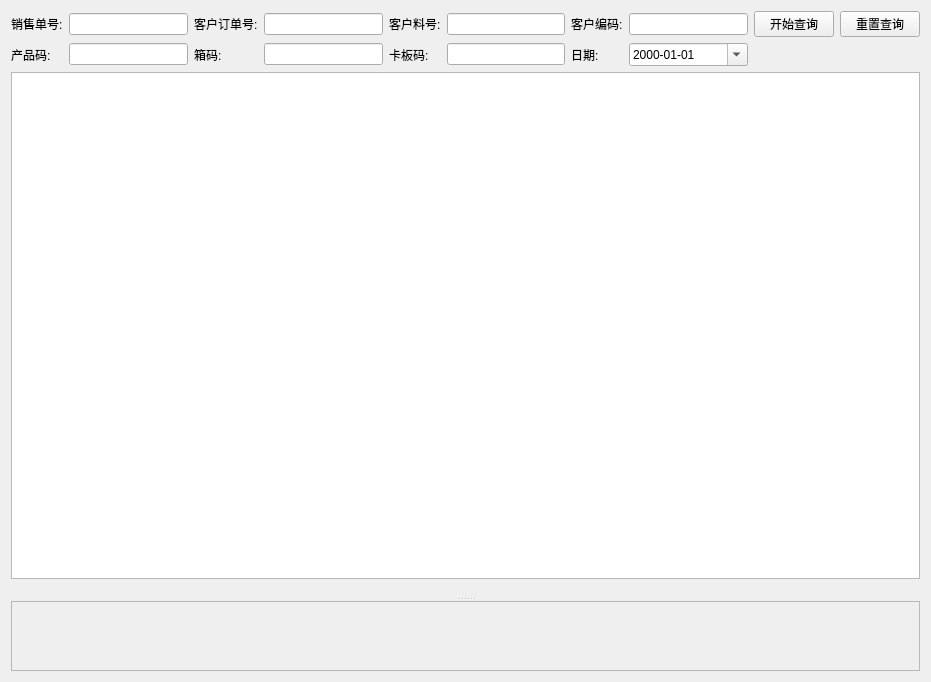
The window that ui/record_frame.ui (izerui/scanrun) describes before a commit, drawn with Qt 5.
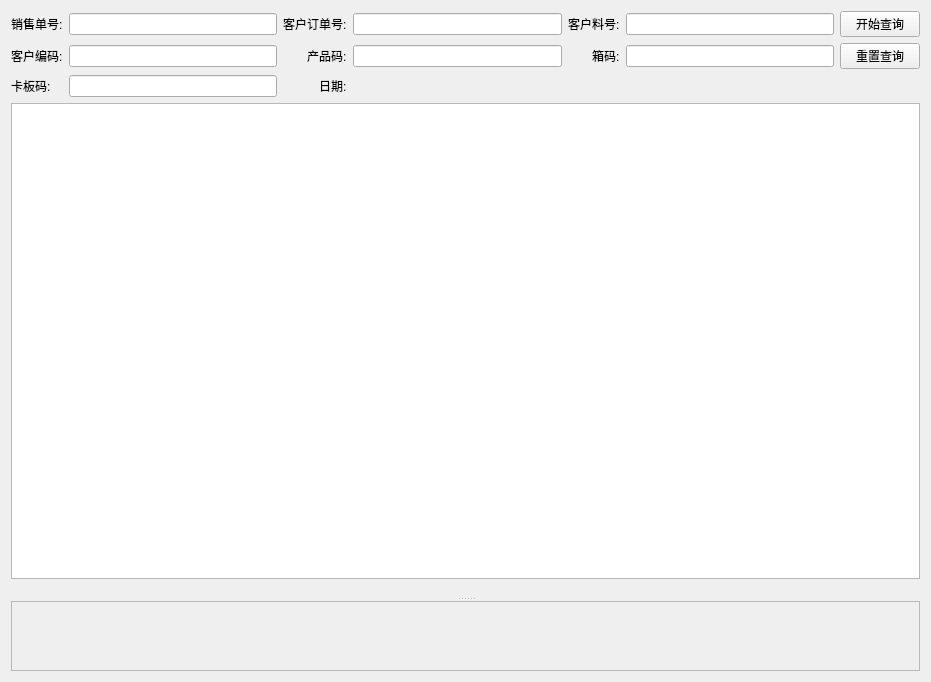
The same window after the commit. Icons and pictures are not drawn. Custom widgets are drawn as their Qt base class.

The edit to the form file:
```diff
--- a/ui/record_frame.ui
+++ b/ui/record_frame.ui
@@ -34,55 +34,55 @@
      <widget class="QWidget" name="verticalLayoutWidget">
       <layout class="QVBoxLayout" name="verticalLayout">
        <item>
-        <layout class="QGridLayout" name="searchLayout">
+        <layout class="QGridLayout" name="searchLayout" rowstretch="0,0,0" columnstretch="0,0,0,0,0,0,0">
+         <property name="sizeConstraint">
+          <enum>QLayout::SetDefaultConstraint</enum>
+         </property>
          <item row="1" column="1">
-          <widget class="QLineEdit" name="UNIT_CODE">
+          <widget class="QLineEdit" name="CUSTOMER_SERIAL">
+           <property name="minimumSize">
+            <size>
+             <width>0</width>
+             <height>0</height>
+            </size>
+           </property>
            <property name="focusPolicy">
             <enum>Qt::ClickFocus</enum>
            </property>
           </widget>
          </item>
          <item row="1" column="6">
+          <widget class="QPushButton" name="pushButton_2">
+           <property name="cursor">
+            <cursorShape>PointingHandCursor</cursorShape>
+           </property>
+           <property name="focusPolicy">
+            <enum>Qt::ClickFocus</enum>
+           </property>
+           <property name="text">
+            <string>重置查询</string>
+           </property>
+           <property name="icon">
+            <iconset>
+             <normalon>:/logo/pic/reset.png</normalon>
+            </iconset>
+           </property>
+          </widget>
+         </item>
+         <item row="1" column="2" alignment="Qt::AlignRight">
+          <widget class="QLabel" name="label">
+           <property name="text">
+            <string>产品码:</string>
+           </property>
+          </widget>
+         </item>
+         <item row="2" column="2" alignment="Qt::AlignRight">
           <widget class="QLabel" name="label_4">
            <property name="text">
             <string>日期:</string>
            </property>
           </widget>
          </item>
-         <item row="0" column="8" alignment="Qt::AlignLeft">
-          <widget class="QPushButton" name="pushButton">
-           <property name="cursor">
-            <cursorShape>PointingHandCursor</cursorShape>
-           </property>
-           <property name="focusPolicy">
-            <enum>Qt::ClickFocus</enum>
-           </property>
-           <property name="text">
-            <string>开始查询</string>
-           </property>
-           <property name="icon">
-            <iconset>
-             <normalon>:/logo/pic/search.png</normalon>
-            </iconset>
-           </property>
-          </widget>
-         </item>
-         <item row="0" column="6" alignment="Qt::AlignRight">
-          <widget class="QLabel" name="label_04">
-           <property name="maximumSize">
-            <size>
-             <width>120</width>
-             <height>16777215</height>
-            </size>
-           </property>
-           <property name="layoutDirection">
-            <enum>Qt::LeftToRight</enum>
-           </property>
-           <property name="text">
-            <string>客户编码:</string>
-           </property>
-          </widget>
-         </item>
          <item row="0" column="4" alignment="Qt::AlignRight">
           <widget class="QLabel" name="label_03">
            <property name="maximumSize">
@@ -99,43 +99,89 @@
            </property>
           </widget>
          </item>
-         <item row="1" column="4">
+         <item row="1" column="0" alignment="Qt::AlignRight">
+          <widget class="QLabel" name="label_04">
+           <property name="maximumSize">
+            <size>
+             <width>120</width>
+             <height>16777215</height>
+            </size>
+           </property>
+           <property name="layoutDirection">
+            <enum>Qt::LeftToRight</enum>
+           </property>
+           <property name="text">
+            <string>客户编码:</string>
+           </property>
+          </widget>
+         </item>
+         <item row="0" column="5">
+          <widget class="QLineEdit" name="CUSTOMER_MATERIAL">
+           <property name="minimumSize">
+            <size>
+             <width>0</width>
+             <height>0</height>
+            </size>
+           </property>
+           <property name="focusPolicy">
+            <enum>Qt::ClickFocus</enum>
+           </property>
+          </widget>
+         </item>
+         <item row="0" column="1">
+          <widget class="QLineEdit" name="ORDER_DOC_NO">
+           <property name="minimumSize">
+            <size>
+             <width>0</width>
+             <height>0</height>
+            </size>
+           </property>
+           <property name="focusPolicy">
+            <enum>Qt::ClickFocus</enum>
+           </property>
+          </widget>
+         </item>
+         <item row="1" column="5">
+          <widget class="QLineEdit" name="BOX_CODE">
+           <property name="focusPolicy">
+            <enum>Qt::ClickFocus</enum>
+           </property>
+          </widget>
+         </item>
+         <item row="2" column="1">
+          <widget class="QLineEdit" name="PALLET_CODE">
+           <property name="focusPolicy">
+            <enum>Qt::ClickFocus</enum>
+           </property>
+          </widget>
+         </item>
+         <item row="2" column="3" colspan="3">
+          <widget class="DateRange" name="dateRange" native="true">
+           <property name="maximumSize">
+            <size>
+             <width>300</width>
+             <height>16777215</height>
+            </size>
+           </property>
+           <property name="focusPolicy">
+            <enum>Qt::ClickFocus</enum>
+           </property>
+          </widget>
+         </item>
+         <item row="1" column="3">
+          <widget class="QLineEdit" name="UNIT_CODE">
+           <property name="focusPolicy">
+            <enum>Qt::ClickFocus</enum>
+           </property>
+          </widget>
+         </item>
+         <item row="2" column="0">
           <widget class="QLabel" name="label_3">
            <property name="text">
             <string>卡板码:</string>
            </property>
           </widget>
          </item>
-         <item row="1" column="0">
-          <widget class="QLabel" name="label">
-           <property name="text">
-            <string>产品码:</string>
-           </property>
-          </widget>
-         </item>
-         <item row="1" column="2">
-          <widget class="QLabel" name="label_2">
-           <property name="text">
-            <string>箱码:</string>
-           </property>
-          </widget>
-         </item>
-         <item row="0" column="0" alignment="Qt::AlignRight">
-          <widget class="QLabel" name="label_01">
-           <property name="maximumSize">
-            <size>
-             <width>120</width>
-             <height>16777215</height>
-            </size>
-           </property>
-           <property name="layoutDirection">
-            <enum>Qt::LeftToRight</enum>
-           </property>
-           <property name="text">
-            <string>销售单号:</string>
-           </property>
-          </widget>
-         </item>
          <item row="0" column="3">
           <widget class="QLineEdit" name="CUSTOMER_ORDER_DOC_NO">
            <property name="minimumSize">
@@ -149,99 +195,6 @@
            </property>
           </widget>
          </item>
-         <item row="0" column="7">
-          <widget class="QLineEdit" name="CUSTOMER_SERIAL">
-           <property name="minimumSize">
-            <size>
-             <width>0</width>
-             <height>0</height>
-            </size>
-           </property>
-           <property name="focusPolicy">
-            <enum>Qt::ClickFocus</enum>
-           </property>
-          </widget>
-         </item>
-         <item row="0" column="1">
-          <widget class="QLineEdit" name="ORDER_DOC_NO">
-           <property name="minimumSize">
-            <size>
-             <width>0</width>
-             <height>0</height>
-            </size>
-           </property>
-           <property name="focusPolicy">
-            <enum>Qt::ClickFocus</enum>
-           </property>
-          </widget>
-         </item>
-         <item row="0" column="9">
-          <widget class="QPushButton" name="pushButton_2">
-           <property name="cursor">
-            <cursorShape>PointingHandCursor</cursorShape>
-           </property>
-           <property name="focusPolicy">
-            <enum>Qt::ClickFocus</enum>
-           </property>
-           <property name="text">
-            <string>重置查询</string>
-           </property>
-           <property name="icon">
-            <iconset>
-             <normalon>:/logo/pic/reset.png</normalon>
-            </iconset>
-           </property>
-          </widget>
-         </item>
-         <item row="1" column="7">
-          <widget class="QDateTimeEdit" name="dateTimeEdit">
-           <property name="wrapping">
-            <bool>false</bool>
-           </property>
-           <property name="showGroupSeparator" stdset="0">
-            <bool>true</bool>
-           </property>
-           <property name="dateTime">
-            <datetime>
-             <hour>0</hour>
-             <minute>0</minute>
-             <second>1</second>
-             <year>2000</year>
-             <month>1</month>
-             <day>1</day>
-            </datetime>
-           </property>
-           <property name="currentSection">
-            <enum>QDateTimeEdit::DaySection</enum>
-           </property>
-           <property name="displayFormat">
-            <string>yyyy-MM-dd</string>
-           </property>
-           <property name="calendarPopup">
-            <bool>true</bool>
-           </property>
-          </widget>
-         </item>
-         <item row="0" column="5">
-          <widget class="QLineEdit" name="CUSTOMER_MATERIAL">
-           <property name="minimumSize">
-            <size>
-             <width>0</width>
-             <height>0</height>
-            </size>
-           </property>
-           <property name="focusPolicy">
-            <enum>Qt::ClickFocus</enum>
-           </property>
-          </widget>
-         </item>
-         <item row="1" column="3">
-          <widget class="QLineEdit" name="BOX_CODE">
-           <property name="focusPolicy">
-            <enum>Qt::ClickFocus</enum>
-           </property>
-          </widget>
-         </item>
          <item row="0" column="2" alignment="Qt::AlignRight">
           <widget class="QLabel" name="label_02">
            <property name="maximumSize">
@@ -258,11 +211,45 @@
            </property>
           </widget>
          </item>
-         <item row="1" column="5">
-          <widget class="QLineEdit" name="PALLET_CODE">
+         <item row="0" column="0" alignment="Qt::AlignRight">
+          <widget class="QLabel" name="label_01">
+           <property name="maximumSize">
+            <size>
+             <width>120</width>
+             <height>16777215</height>
+            </size>
+           </property>
+           <property name="layoutDirection">
+            <enum>Qt::LeftToRight</enum>
+           </property>
+           <property name="text">
+            <string>销售单号:</string>
+           </property>
+          </widget>
+         </item>
+         <item row="1" column="4" alignment="Qt::AlignRight">
+          <widget class="QLabel" name="label_2">
+           <property name="text">
+            <string>箱码:</string>
+           </property>
+          </widget>
+         </item>
+         <item row="0" column="6">
+          <widget class="QPushButton" name="pushButton">
+           <property name="cursor">
+            <cursorShape>PointingHandCursor</cursorShape>
+           </property>
            <property name="focusPolicy">
             <enum>Qt::ClickFocus</enum>
            </property>
+           <property name="text">
+            <string>开始查询</string>
+           </property>
+           <property name="icon">
+            <iconset>
+             <normalon>:/logo/pic/search.png</normalon>
+            </iconset>
+           </property>
           </widget>
          </item>
         </layout>
@@ -371,6 +358,12 @@
    <header location="global">controller.component</header>
    <container>1</container>
   </customwidget>
+  <customwidget>
+   <class>DateRange</class>
+   <extends>QWidget</extends>
+   <header location="global">controller.component</header>
+   <container>1</container>
+  </customwidget>
  </customwidgets>
  <tabstops>
   <tabstop>tableView</tabstop>
```
Left out of the diff: 128 changed lines with no effect on the pictures.
